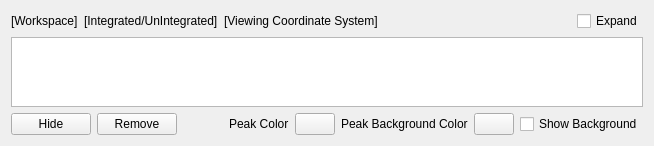
This is Code/Mantid/MantidQt/SliceViewer/inc/MantidQtSliceViewer/PeaksWorkspaceWidget.ui in mantidproject/mantid as Qt 5 draws it before an edit. The edited form follows.
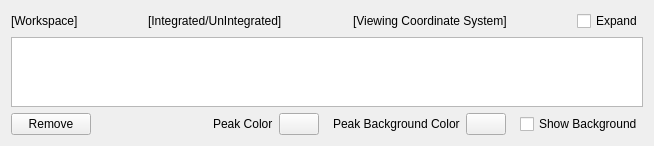
This is the edited form.

The edit to the form file:
```diff
--- a/Code/Mantid/MantidQt/SliceViewer/inc/MantidQtSliceViewer/PeaksWorkspaceWidget.ui
+++ b/Code/Mantid/MantidQt/SliceViewer/inc/MantidQtSliceViewer/PeaksWorkspaceWidget.ui
@@ -35,6 +35,19 @@
        </property>
       </widget>
      </item>
+     <item>
+      <spacer name="horizontalSpacer_6">
+       <property name="orientation">
+        <enum>Qt::Horizontal</enum>
+       </property>
+       <property name="sizeHint" stdset="0">
+        <size>
+         <width>40</width>
+         <height>20</height>
+        </size>
+       </property>
+      </spacer>
+     </item>
      <item>
       <widget class="QLabel" name="lblWorkspaceState">
        <property name="text">
@@ -42,6 +55,19 @@
        </property>
       </widget>
      </item>
+     <item>
+      <spacer name="horizontalSpacer_5">
+       <property name="orientation">
+        <enum>Qt::Horizontal</enum>
+       </property>
+       <property name="sizeHint" stdset="0">
+        <size>
+         <width>40</width>
+         <height>20</height>
+        </size>
+       </property>
+      </spacer>
+     </item>
      <item>
       <widget class="QLabel" name="lblWorkspaceCoordinates">
        <property name="text">
@@ -87,13 +113,6 @@
    </item>
    <item>
     <layout class="QHBoxLayout" name="controlsLayout">
-     <item>
-      <widget class="QPushButton" name="btnHide">
-       <property name="text">
-        <string>Hide</string>
-       </property>
-      </widget>
-     </item>
      <item>
       <widget class="QPushButton" name="btnRemove">
        <property name="text">
@@ -108,7 +127,7 @@
        </property>
        <property name="sizeHint" stdset="0">
         <size>
-         <width>40</width>
+         <width>30</width>
          <height>20</height>
         </size>
        </property>
@@ -128,8 +147,30 @@
        </property>
       </widget>
      </item>
+     <item>
+      <spacer name="horizontalSpacer_3">
+       <property name="orientation">
+        <enum>Qt::Horizontal</enum>
+       </property>
+       <property name="sizeType">
+        <enum>QSizePolicy::Fixed</enum>
+       </property>
+       <property name="sizeHint" stdset="0">
+        <size>
+         <width>8</width>
+         <height>8</height>
+        </size>
+       </property>
+      </spacer>
+     </item>
      <item>
       <widget class="QLabel" name="label_3">
+       <property name="minimumSize">
+        <size>
+         <width>110</width>
+         <height>0</height>
+        </size>
+       </property>
        <property name="text">
         <string>Peak Background Color</string>
        </property>
@@ -142,6 +183,22 @@
        </property>
       </widget>
      </item>
+     <item>
+      <spacer name="horizontalSpacer_4">
+       <property name="orientation">
+        <enum>Qt::Horizontal</enum>
+       </property>
+       <property name="sizeType">
+        <enum>QSizePolicy::Fixed</enum>
+       </property>
+       <property name="sizeHint" stdset="0">
+        <size>
+         <width>8</width>
+         <height>8</height>
+        </size>
+       </property>
+      </spacer>
+     </item>
      <item>
       <widget class="QCheckBox" name="ckShowBackground">
        <property name="text">
```
